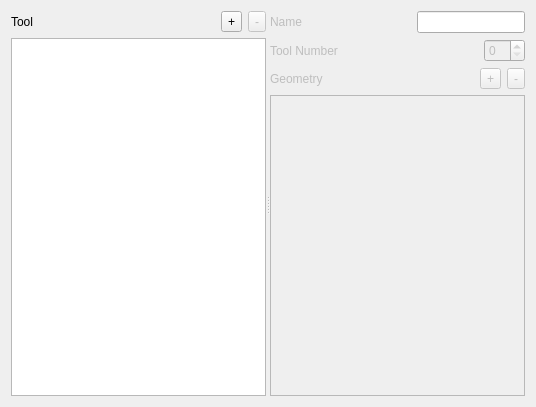
Qt form View/Settings/ToolForm.ui (octronic-uk/Candle) before a commit.
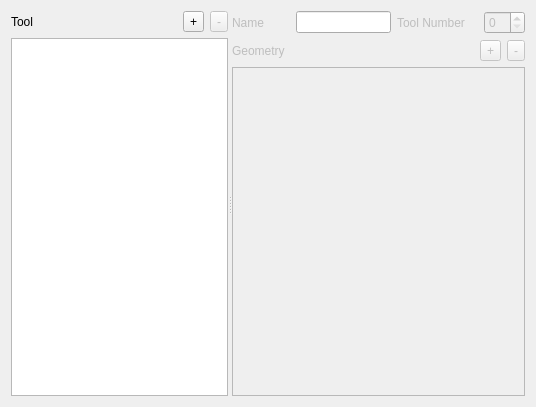
The same form after that commit.

```diff
--- a/View/Settings/ToolForm.ui
+++ b/View/Settings/ToolForm.ui
@@ -110,6 +110,8 @@
      <widget class="QWidget" name="">
       <layout class="QVBoxLayout" name="verticalLayout">
        <item>
+        <layout class="QHBoxLayout" name="horizontalLayout_3">
+         <item>
         <layout class="QHBoxLayout" name="horizontalLayout_2">
          <item>
           <widget class="QLabel" name="nameLabel">
@@ -170,6 +172,8 @@
             <bool>false</bool>
            </property>
           </widget>
+           </item>
+          </layout>
          </item>
         </layout>
        </item>
```
Lines whose indentation alone changed are shown as unchanged.
